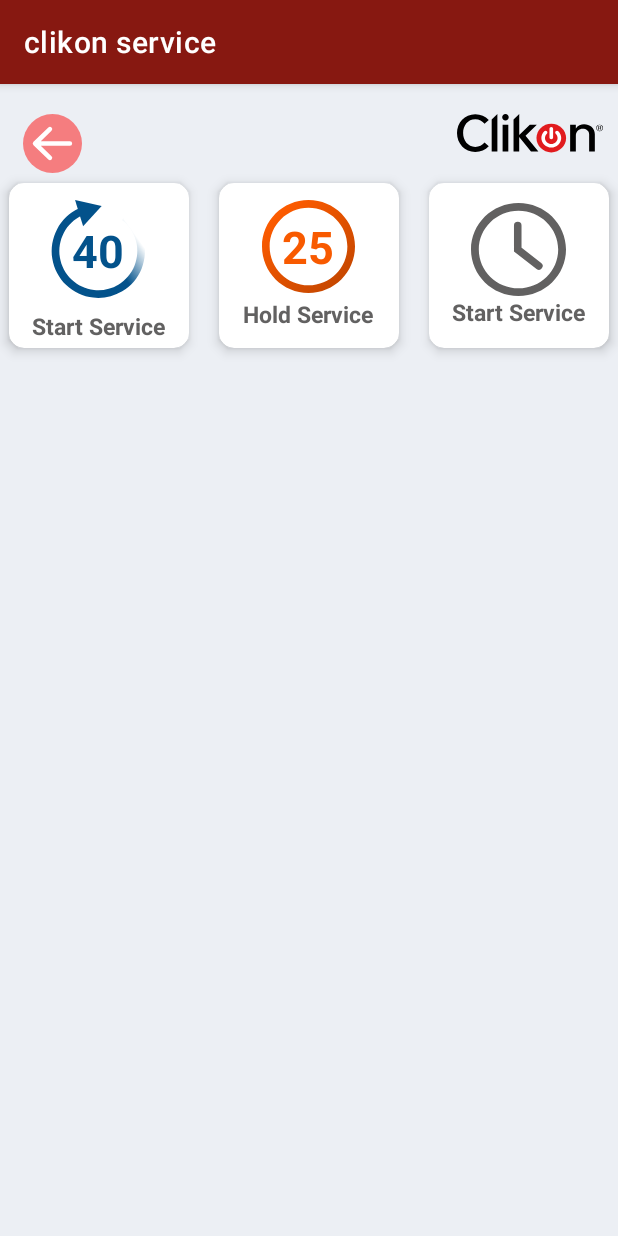
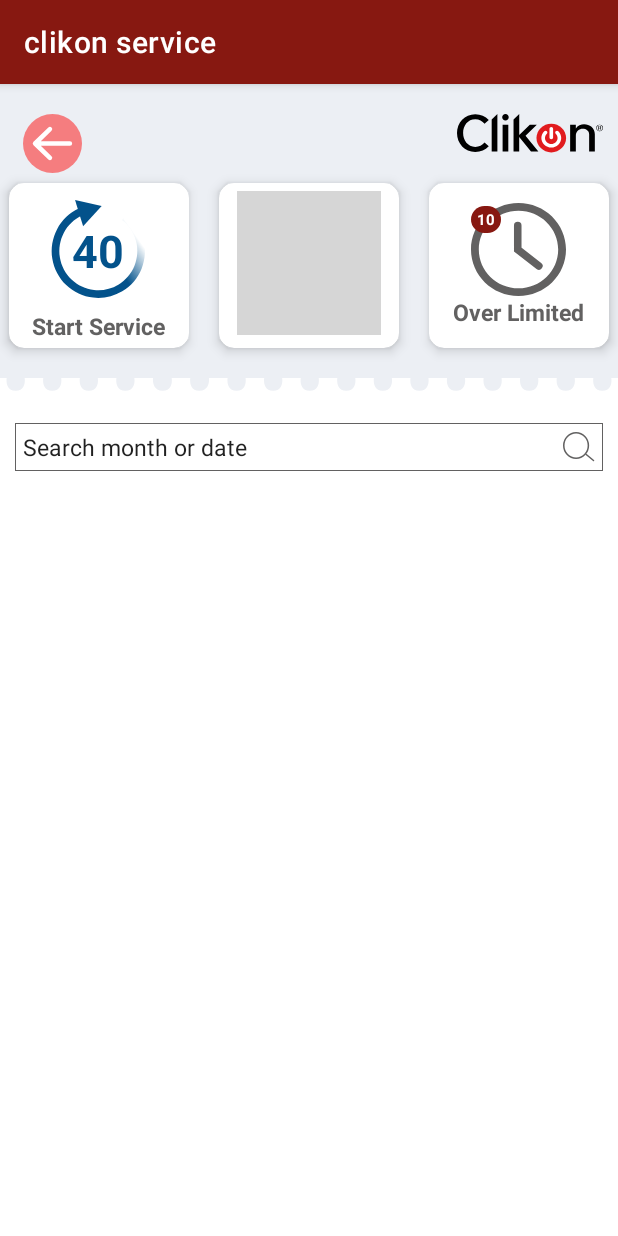
Before and after one commit to Muhammedjasir/ClikOn, an Android app: the ServiceStatusTechActivity screen opened directly, with no data from a screen before it, on a phone screen of 412 x 824 dp. Run offline under Robolectric (Android 15) with nearby library versions, the phone set to English and light mode, and no system bars; grey boxes are pictures that could not be loaded.

Commit message:
01/09/2021 Adil Farhan - activity_service_status_tech.xml changes update

```diff
--- /dev/null
+++ b/app/src/main/res/drawable/ic_paper_cut.xml
@@ -0,0 +1,9 @@
+<vector xmlns:android="http://schemas.android.com/apk/res/android"
+    android:width="414dp"
+    android:height="30dp"
+    android:viewportWidth="414"
+    android:viewportHeight="30">
+  <path
+      android:pathData="M422,30V0H409.5C409.5,0 411,8.5 403.5,8.5C396,8.5 397.5,0 397.5,0H385C385,0 386.5,8.5 379,8.5C371.5,8.5 373,0 373,0H360.5C360.5,0 362,8.5 354.5,8.5C347,8.5 348.5,0 348.5,0H336C336,0 337.5,8.5 330,8.5C322.5,8.5 324,0 324,0H311.5C311.5,0 313,8.5 305.5,8.5C298,8.5 299.5,0 299.5,0H287C287,0 288.5,8.5 281,8.5C273.5,8.5 275,0 275,0H262.5C262.5,0 264,8.5 256.5,8.5C249,8.5 250.5,0 250.5,0H238C238,0 239.5,8.5 232,8.5C224.5,8.5 226,0 226,0H213.5C213.5,0 215,8.5 207.5,8.5C200,8.5 201.5,0 201.5,0H189C189,0 190.5,8.5 183,8.5C175.5,8.5 177,0 177,0H164.5C164.5,0 166,8.5 158.5,8.5C151,8.5 152.5,0 152.5,0H140C140,0 141,8.5 133.5,8.5C126,8.5 127.5,0 127.5,0H115C115,0 116.5,8.5 109,8.5C101.5,8.5 102.5,0 102.5,0H90C90,0 91.5,8.5 84,8.5C76.5,8.5 78,0 78,0H65.5C65.5,0 67,8.5 59.5,8.5C52,8.5 53.5,0 53.5,0H41C41,0 42.5,8.5 35,8.5C27.5,8.5 29,0 29,0H16.5C16.5,0 18,8.5 10.5,8.5C3,8.5 4.5,0 4.5,0H-8V30H422Z"
+      android:fillColor="#ffffff"/>
+</vector>
--- /dev/null
+++ b/app/src/main/res/drawable/ic_search_black.xml
@@ -0,0 +1,18 @@
+<vector xmlns:android="http://schemas.android.com/apk/res/android"
+    android:width="21dp"
+    android:height="20dp"
+    android:viewportWidth="21"
+    android:viewportHeight="20">
+  <path
+      android:strokeWidth="1"
+      android:pathData="M15.2533,15L20.02,19"
+      android:strokeLineJoin="round"
+      android:fillColor="#00000000"
+      android:strokeColor="#626161"
+      android:strokeLineCap="round"/>
+  <path
+      android:strokeWidth="1"
+      android:pathData="M16.66,9C16.66,13.7172 13.0202,17.5 8.58,17.5C4.1398,17.5 0.5,13.7172 0.5,9C0.5,4.2828 4.1398,0.5 8.58,0.5C13.0202,0.5 16.66,4.2828 16.66,9Z"
+      android:fillColor="#00000000"
+      android:strokeColor="#626161"/>
+</vector>
--- a/app/src/main/res/layout/activity_service_status_tech.xml
+++ b/app/src/main/res/layout/activity_service_status_tech.xml
@@ -96,7 +96,7 @@
                         android:layout_width="wrap_content"
                         android:layout_height="wrap_content"
                         android:gravity="center"
-                        android:background="@drawable/ic_round_orange">
+                        android:background="@drawable/ic_round_orang">
                         <TextView
                             android:layout_width="wrap_content"
                             android:layout_height="wrap_content"
@@ -132,28 +132,77 @@
                     android:layout_margin="5dp"
                     android:gravity="center"
                     android:orientation="vertical">
-                    <LinearLayout
+                    <RelativeLayout
                         android:layout_width="wrap_content"
                         android:layout_height="wrap_content">
                         <LinearLayout
                             android:layout_width="wrap_content"
-                            android:layout_height="wrap_content"></LinearLayout>
-                        <LinearLayout
-                            android:layout_width="wrap_content"
                             android:layout_height="wrap_content"
                             android:background="@drawable/ic_clock"/>
+                        <LinearLayout
+                            android:layout_width="20dp"
+                            android:layout_height="22dp"
+                            android:gravity="center"
+                            android:background="@drawable/ic_shape1">
+                            <TextView
+                                android:layout_width="wrap_content"
+                                android:layout_height="wrap_content"
+                                android:text="10"
+                                android:textSize="10sp"
+                                android:padding="2dp"
+                                android:textStyle="bold"
+                                android:textColor="@color/white"/>
 
-                    </LinearLayout>
+                        </LinearLayout>
+
+                    </RelativeLayout>
                     <TextView
                         android:layout_width="wrap_content"
                         android:layout_height="wrap_content"
-                        android:text="Start Service"
+                        android:text="Over Limited"
                         android:textSize="15sp"
                         android:textStyle="bold"
                         android:gravity="center"
                         android:textColor="@color/dark_gray"/>
                 </LinearLayout>
             </androidx.cardview.widget.CardView>
+        </LinearLayout>
+        <LinearLayout
+            android:layout_width="match_parent"
+            android:layout_height="wrap_content"
+            android:layout_marginTop="10dp"
+            android:background="@drawable/ic_paper_cut"/>
+        <LinearLayout
+            android:layout_width="match_parent"
+            android:layout_height="match_parent"
+            android:background="@color/white"
+            android:orientation="vertical">
+            <LinearLayout
+                android:layout_width="match_parent"
+                android:layout_height="wrap_content"
+                android:layout_marginLeft="10dp"
+                android:layout_marginRight="10dp"
+                android:orientation="vertical">
+
+                <EditText
+                    android:layout_width="match_parent"
+                    android:layout_height="wrap_content"
+                    android:text="Search month or date"
+                    android:padding="5dp"
+                    android:textStyle="normal"
+                    android:textSize="15dp"
+                    android:drawableRight="@drawable/ic_search_black"
+                    android:drawablePadding="5dp"
+                    android:background="@drawable/shape8_w_rectangle"/>
+                <androidx.recyclerview.widget.RecyclerView
+                    android:id="@+id/recycler_view"
+                    android:layout_width="match_parent"
+                    android:layout_height="wrap_content"
+                    android:layout_marginTop="5dp"
+                    tools:listitem="@layout/row_service_month" />
+
+            </LinearLayout>
+
         </LinearLayout>
     </LinearLayout>
     <ImageView
```
Also changed, not shown: app/src/main/res/drawable/shape9_button_gray.xml (added, +15 -0 lines), app/src/main/res/layout/row_monthly_details.xml (added, +134 -0 lines), app/src/main/res/layout/row_service_month.xml (added, +20 -0 lines).
